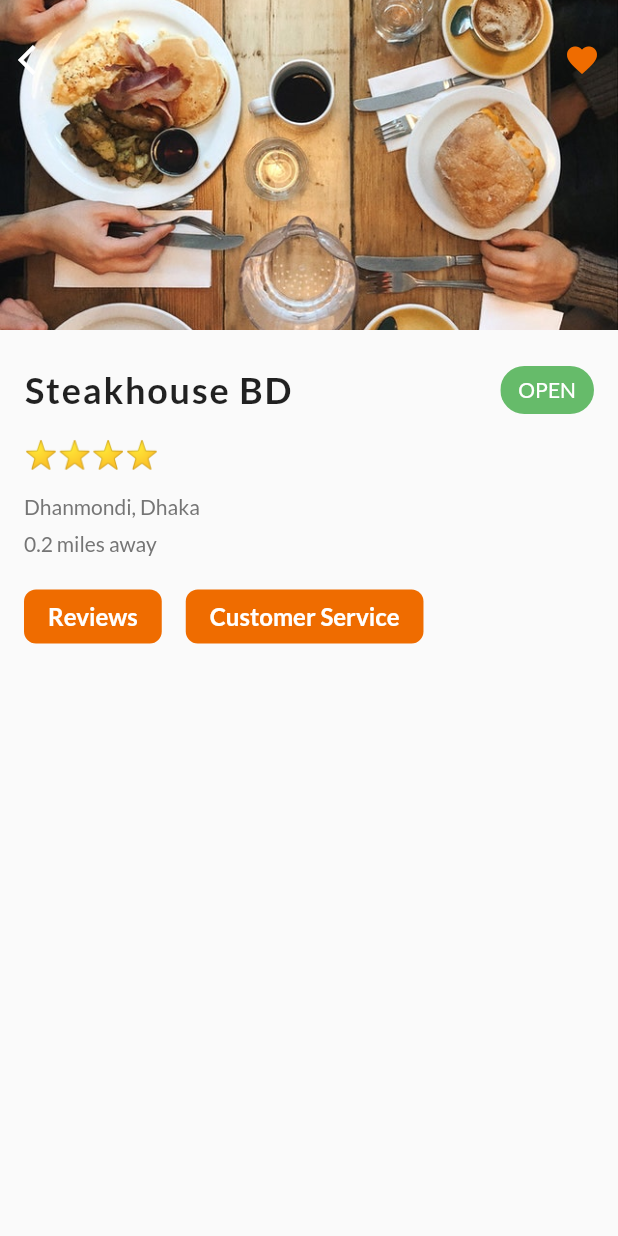
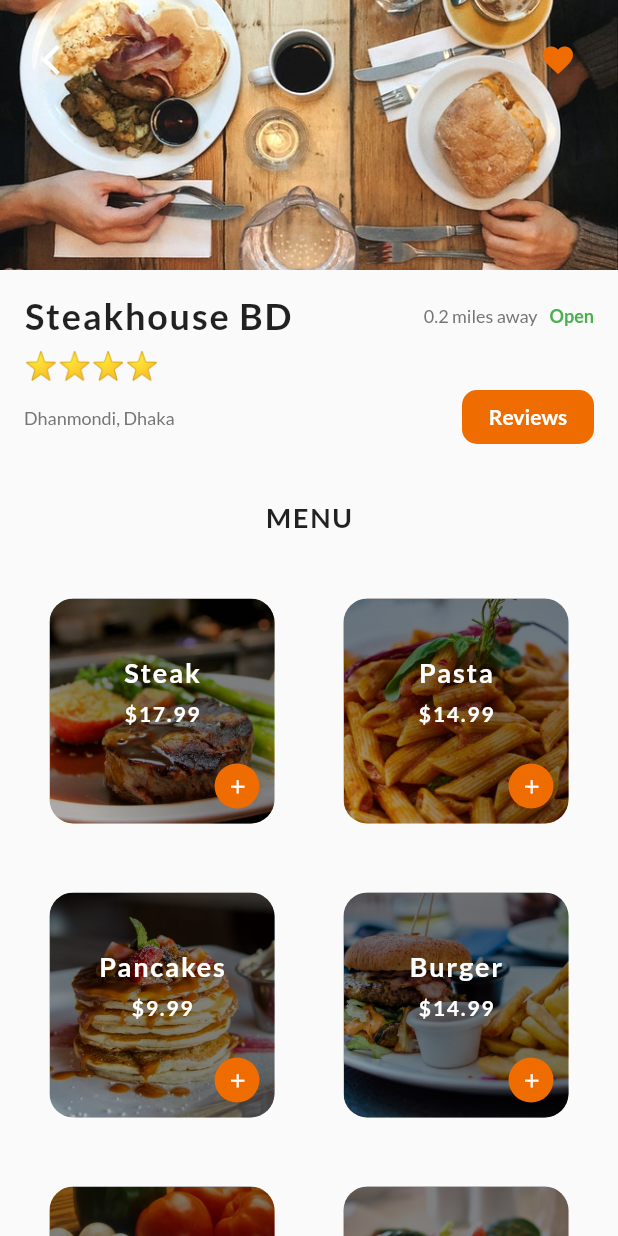
Before and after one commit to xaviranik/taste_bud, a Flutter app: the screen it shows after launch, after a tap on "Steakhouse BD", on a phone screen of 412 x 824 dp. Run offline on Flutter 3.47's test engine with Material 2 defaults, Android fonts, the phone set to English and light mode, and no system bars; our stand-ins replace badges.

Commit message:
Added: Restaurant menu UI

```diff
--- a/lib/screens/restaurant_screen.dart
+++ b/lib/screens/restaurant_screen.dart
@@ -1,18 +1,104 @@
 import 'package:flutter/cupertino.dart';
 import 'package:flutter/material.dart';
 import 'package:taste_bud/data/data.dart';
+import 'package:taste_bud/models/food.dart';
 import 'package:taste_bud/models/restaurant.dart';
 import 'package:taste_bud/widgets/rating_stars.dart';
 
 class RestaurantScreen extends StatefulWidget {
   final Restaurant restaurant;
 
-  RestaurantScreen({Key key, this.restaurant}) : super(key: key);
+  RestaurantScreen({this.restaurant});
+
   @override
   _RestaurantScreenState createState() => _RestaurantScreenState();
 }
 
 class _RestaurantScreenState extends State<RestaurantScreen> {
+  _buildMenuItem(Food menuItem) {
+    return Center(
+      child: Stack(
+        alignment: Alignment.center,
+        children: <Widget>[
+          Container(
+            height: 150.0,
+            width: 150.0,
+            decoration: BoxDecoration(
+              image: DecorationImage(
+                image: AssetImage(menuItem.imageUrl),
+                fit: BoxFit.cover,
+              ),
+              borderRadius: BorderRadius.circular(16.0),
+            ),
+          ),
+          Container(
+            height: 150.0,
+            width: 150.0,
+            decoration: BoxDecoration(
+              borderRadius: BorderRadius.circular(16.0),
+              gradient: LinearGradient(
+                begin: Alignment.topRight,
+                end: Alignment.bottomLeft,
+                colors: [
+                  Colors.black.withOpacity(0.5),
+                  Colors.black87.withOpacity(0.5),
+                  Colors.black54.withOpacity(0.5),
+                  Colors.black38.withOpacity(0.3),
+                ],
+                stops: [0.1, 0.4, 0.6, 0.9],
+              ),
+            ),
+          ),
+          Positioned(
+            bottom: 65.0,
+            child: Column(
+              children: <Widget>[
+                Text(
+                  menuItem.name,
+                  style: TextStyle(
+                    color: Colors.white,
+                    fontSize: 18.0,
+                    fontWeight: FontWeight.bold,
+                    letterSpacing: 1.2,
+                  ),
+                  overflow: TextOverflow.ellipsis,
+                ),
+                SizedBox(height: 8.0,),
+                Text(
+                  '\$${menuItem.price}',
+                  style: TextStyle(
+                    color: Colors.white,
+                    fontSize: 14.0,
+                    fontWeight: FontWeight.bold,
+                    letterSpacing: 1.2,
+                  ),
+                ),
+              ],
+            ),
+          ),
+          Positioned(
+            bottom: 10.0,
+            right: 10.0,
+            child: Container(
+              height: 30.0,
+              width: 30.0,
+              decoration: BoxDecoration(
+                color: Theme.of(context).primaryColor,
+                borderRadius: BorderRadius.circular(50.0),
+              ),
+              child: IconButton(
+                icon: Icon(Icons.add),
+                iconSize: 15.0,
+                color: Colors.white,
+                onPressed: () {},
+              ),
+            ),
+          ),
+        ],
+      ),
+    );
+  }
+
   @override
   Widget build(BuildContext context) {
     return Scaffold(
@@ -23,14 +109,14 @@ class _RestaurantScreenState extends State<RestaurantScreen> {
               Hero(
                 tag: widget.restaurant.imageUrl,
                 child: Image(
-                  height: 220.0,
+                  height: 180.0,
                   width: MediaQuery.of(context).size.width,
                   image: AssetImage(widget.restaurant.imageUrl),
                   fit: BoxFit.cover,
                 ),
               ),
               Padding(
-                padding: EdgeInsets.symmetric(vertical: 16.0),
+                padding: EdgeInsets.symmetric(horizontal: 16.0, vertical: 16.0),
                 child: Row(
                   mainAxisAlignment: MainAxisAlignment.spaceBetween,
                   children: <Widget>[
@@ -45,15 +131,12 @@ class _RestaurantScreenState extends State<RestaurantScreen> {
                       color: Theme.of(context).primaryColor,
                       iconSize: 24.0,
                       onPressed: () {},
-                    )
+                    ),
                   ],
                 ),
               ),
             ],
           ),
-          Column(
-            crossAxisAlignment: CrossAxisAlignment.start,
-            children: <Widget>[
           Padding(
             padding: EdgeInsets.all(16.0),
             child: Column(
@@ -62,92 +145,89 @@ class _RestaurantScreenState extends State<RestaurantScreen> {
                 Row(
                   mainAxisAlignment: MainAxisAlignment.spaceBetween,
                   children: <Widget>[
-                        Expanded(
-                          child: Text(
+                    Text(
                       widget.restaurant.name,
                       style: TextStyle(
                         fontSize: 24.0,
                         fontWeight: FontWeight.bold,
                         letterSpacing: 1.2,
                       ),
-                            overflow: TextOverflow.ellipsis,
                     ),
-                        ),
-                        Chip(
-                          backgroundColor: Colors.green[400],
-                          label: Text(
-                            'OPEN',
-                            style: TextStyle(
-                                fontSize: 14.0,
-                                color: Colors.white
-                            ),
-                          ),
-                        ),
-                      ],
-                    ),
-                    SizedBox(height: 8.0,),
-                    RatingStars(rating: widget.restaurant.rating,),
-                    SizedBox(height: 16.0,),
-                    Text(
-                      widget.restaurant.address,
-                      style: TextStyle(
-                        fontSize: 14.0,
-                        color: Colors.grey[600]
-                      ),
-                    ),
-                    SizedBox(height: 8.0,),
+                    Row(
+                      children: <Widget>[
                         Text(
                           '0.2 miles away',
                           style: TextStyle(
-                          fontSize: 14.0,
-                          color: Colors.grey[600]
+                            fontSize: 12.0,
+                            color: Colors.grey[600],
                           ),
                         ),
-                    SizedBox(height: 16.0,),
-                    Row(
-                      children: <Widget>[
-                        FlatButton(
-                          onPressed: () {},
-                          shape: RoundedRectangleBorder(
-                            borderRadius: BorderRadius.circular(8.0)
-                          ),
-                          padding: EdgeInsets.symmetric(horizontal: 16.0),
-                          color: Theme.of(context).primaryColor,
-                          child: Text(
-                            'Reviews',
+                        SizedBox(width: 8.0,),
+                        Text(
+                          'Open',
                           style: TextStyle(
-                              fontSize: 16.0,
-                              color: Colors.white,
+                            fontSize: 12.0,
+                            color: Colors.green,
                             fontWeight: FontWeight.bold
-                            ),
-                          ),
-                        ),
-                        SizedBox(width: 16.0,),
-                        FlatButton(
-                          onPressed: () {},
-                          shape: RoundedRectangleBorder(
-                              borderRadius: BorderRadius.circular(8.0)
-                          ),
-                          padding: EdgeInsets.symmetric(horizontal: 16.0),
-                          color: Theme.of(context).primaryColor,
-                          child: Text(
-                            'Customer Service',
-                            style: TextStyle(
-                                fontSize: 16.0,
-                                color: Colors.white,
-                                fontWeight: FontWeight.bold
-                            ),
                           ),
                         ),
                       ],
                     ),
                   ],
-                )
+                ),
+                SizedBox(height: 8.0),
+                RatingStars(rating: widget.restaurant.rating),
+                Row(
+                  mainAxisAlignment: MainAxisAlignment.spaceBetween,
+                  crossAxisAlignment: CrossAxisAlignment.center,
+                  children: <Widget>[
+                    Text(
+                      widget.restaurant.address,
+                      style: TextStyle(fontSize: 12.0, color: Colors.grey[600],),
+                    ),
+                    FlatButton(
+                      padding: EdgeInsets.symmetric(horizontal: 4.0,),
+                      color: Theme.of(context).primaryColor,
+                      shape: RoundedRectangleBorder(
+                        borderRadius: BorderRadius.circular(10.0),
+                      ),
+                      child: Text(
+                        'Reviews',
+                        style: TextStyle(
+                            color: Colors.white,
+                            fontSize: 14.0,
+                            fontWeight: FontWeight.bold
+                        ),
+                      ),
+                      onPressed: () {},
                     ),
                   ],
                 ),
               ],
             ),
+          ),
+          SizedBox(height: 16.0),
+          Text(
+            'Menu'.toUpperCase(),
+            style: TextStyle(
+              fontSize: 18.0,
+              fontWeight: FontWeight.bold,
+              letterSpacing: 1.2,
+            ),
+          ),
+          SizedBox(height: 10.0),
+          Expanded(
+            child: GridView.count(
+              padding: EdgeInsets.all(10.0),
+              crossAxisCount: 2,
+              children: List.generate(widget.restaurant.menu.length, (index) {
+                Food food = widget.restaurant.menu[index];
+                return _buildMenuItem(food);
+              }),
+            ),
+          )
+        ],
+      ),
     );
   }
 }
```
Lines whose indentation alone changed are shown as unchanged.
